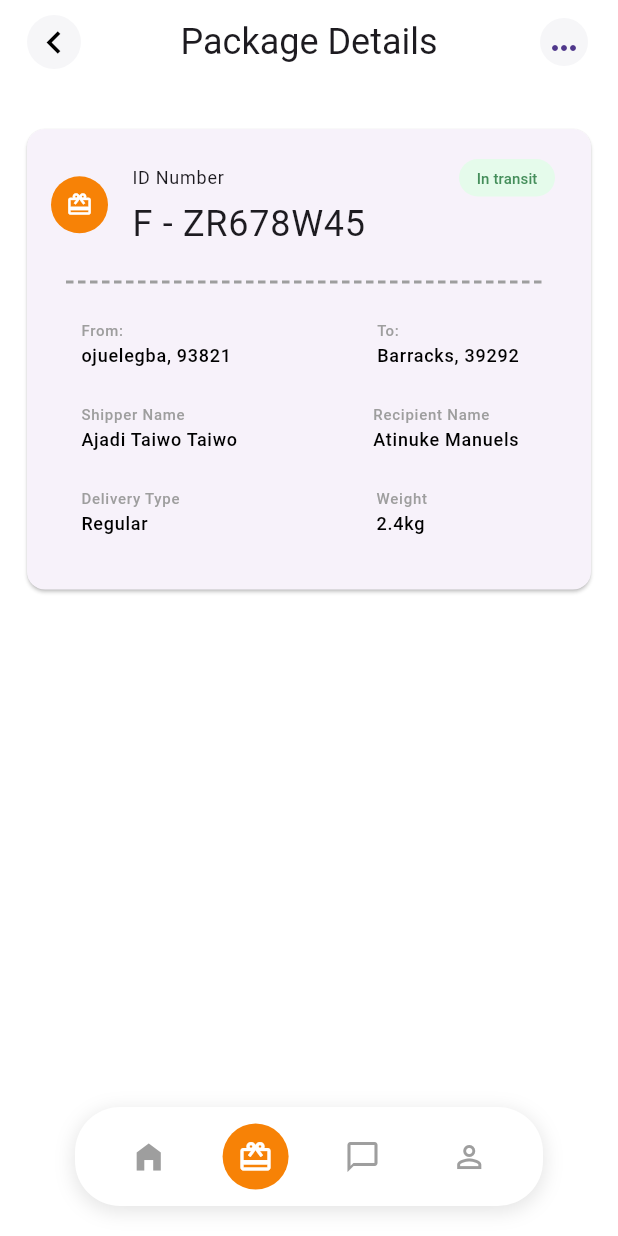
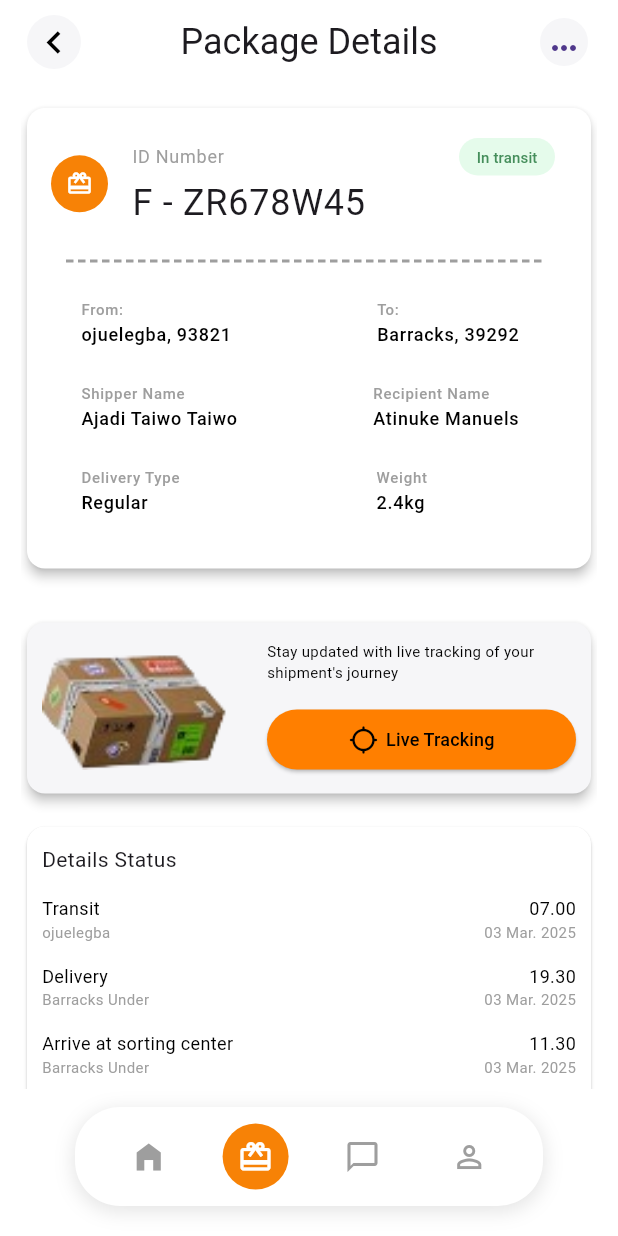
Before and after one commit to Atinuke-Manuels/Dev_Foundry2, a Flutter app: the screen it shows after launch, item 2 of the bottom bar chosen, on a phone screen of 412 x 824 dp. Run offline on Flutter 3.47's test engine with Material 3 defaults, Android fonts, the phone set to English and light mode, and no system bars.

Commit message:
feat: complete package details screen.

```diff
--- a/lib/constants/strings.dart
+++ b/lib/constants/strings.dart
@@ -37,6 +37,16 @@ class AppStrings {
         'deliveryType': 'Delivery Type',
         'weight': 'Weight',
         'regular': 'Regular',
+        'stayUpdatedText': 'Stay updated with live tracking of your shipment\'s journey',
+        'liveTrackingBtnText': 'Live Tracking',
+        'detailsStatus': 'Details Status',
+        'transit': 'Transit',
+        'delivery': 'Delivery',
+        'arriveAtSortingCenter': 'Arrive at sorting center',
+        'barracksUnder': 'Barracks Under',
+        'requestPickUp': 'Request pick-up',
+        'deliveryStatusDate': '03 Mar. 2025',
+
 
       },
 
@@ -71,7 +81,18 @@ class AppStrings {
         "recipientName": "Nombre del destinatario",
         "deliveryType": "Tipo de entrega",
         "weight": "Peso",
-        "regular": "Regular"
+        "regular": "Regular",
+        'stayUpdatedText': 'Mantente actualizado con el seguimiento en vivo del recorrido de tu envío',
+        'liveTrackingBtnText': 'Seguimiento en vivo',
+        'detailsStatus': 'Estado de los detalles',
+        'transit': 'Tránsito',
+        'delivery': 'Entrega',
+        'arriveAtSortingCenter': 'Llegada al centro de clasificación',
+        'barracksUnder': 'Cuarteles bajo',
+        'requestPickUp': 'Solicitar recogida',
+        'deliveryStatusDate': '03 Mar. 2025',
+
+
 
 
 
@@ -108,7 +129,18 @@ class AppStrings {
         "recipientName": "Nom du destinataire",
         "deliveryType": "Type de livraison",
         "weight": "Poids",
-        "regular": "Régulier"
+        "regular": "Régulier",
+        'stayUpdatedText': 'Restez informé grâce au suivi en direct du parcours de votre envoi',
+        'liveTrackingBtnText': 'Suivi en direct',
+        'detailsStatus': 'Statut des détails',
+        'transit': 'Transit',
+        'delivery': 'Livraison',
+        'arriveAtSortingCenter': 'Arrivée au centre de tri',
+        'barracksUnder': 'Caserne sous',
+        'requestPickUp': 'Demander un ramassage',
+        'deliveryStatusDate': '03 Mar. 2025',
+
+
 
 
 
@@ -151,6 +183,15 @@ class AppStrings {
   String get deliveryType=> _localizedStrings['deliveryType']!;
   String get weight=> _localizedStrings['weight']!;
   String get regular=> _localizedStrings['regular']!;
+  String get stayUpdatedText=> _localizedStrings['stayUpdatedText']!;
+  String get liveTrackingBtnText=> _localizedStrings['liveTrackingBtnText']!;
+  String get detailsStatus=> _localizedStrings['detailsStatus']!;
+  String get transit=> _localizedStrings['transit']!;
+  String get delivery=> _localizedStrings['delivery']!;
+  String get arriveAtSortingCenter=> _localizedStrings['arriveAtSortingCenter']!;
+  String get barracksUnder=> _localizedStrings['barracksUnder']!;
+  String get requestPickUp=> _localizedStrings['requestPickUp']!;
+  String get deliveryStatusDate=> _localizedStrings['deliveryStatusDate']!;
 
 
   static AppStrings of(BuildContext context) {
--- a/lib/ui_components/screens/bottom_nav.dart
+++ b/lib/ui_components/screens/bottom_nav.dart
@@ -32,10 +32,12 @@ class _BottomNavScreenState extends State<BottomNavScreen> {
 
   @override
   Widget build(BuildContext context) {
+    final screenHeight = MediaQuery.of(context).size.height;
+
     return Scaffold(
       body: _screens[_selectedIndex],
       bottomNavigationBar: Container(
-        height: MediaQuery.of(context).size.height*0.08,
+        height: screenHeight > 500 ? screenHeight*0.08 : screenHeight*0.18,
         margin: EdgeInsets.only(left: 50, right: 50, bottom: 20),
         decoration: BoxDecoration(
           color: Colors.white,
--- a/lib/ui_components/screens/home_screen.dart
+++ b/lib/ui_components/screens/home_screen.dart
@@ -23,7 +23,7 @@ class HomeScreen extends StatelessWidget {
         padding: const EdgeInsets.symmetric(horizontal: 14, vertical: 12),
         child: ListView(
           children: [
-            SizedBox(height: spacing),
+            // SizedBox(height: spacing),
             BalanceCard(),
             SizedBox(height: bigSpacing),
             CurrentTrackingWidget(),
--- a/lib/ui_components/screens/package_details_screen.dart
+++ b/lib/ui_components/screens/package_details_screen.dart
@@ -1,5 +1,7 @@
 import 'package:dev_foundry_task/constants/constants.dart';
 import 'package:dev_foundry_task/ui_components/widgets/package_detaila_widgets/package_details_app_bar.dart';
+import 'package:dev_foundry_task/ui_components/widgets/package_detaila_widgets/package_details_screen_bottom_card.dart';
+import 'package:dev_foundry_task/ui_components/widgets/package_detaila_widgets/package_details_screen_middle_card.dart';
 import 'package:flutter/material.dart';
 
 import '../../constants/strings.dart';
@@ -18,8 +20,12 @@ class PackageDetailsScreen extends StatelessWidget {
         padding: const EdgeInsets.symmetric(horizontal: 14, vertical: 12),
         child: ListView(
           children: [
-            SizedBox(height: spacing),
+            // SizedBox(height: spacing),
             PackageDetailsTopCard(),
+            SizedBox(height: bigSpacing,),
+            PackageDetailsScreenMiddleCard(),
+            SizedBox(height: spacing,),
+            PackageDetailsScreenBottomCard()
           ],
         ),
       ),
--- /dev/null
+++ b/lib/ui_components/widgets/package_detaila_widgets/package_details_screen_bottom_card.dart
@@ -0,0 +1,160 @@
+import 'package:dev_foundry_task/constants/constants.dart';
+import 'package:dev_foundry_task/constants/strings.dart';
+import 'package:flutter/material.dart';
+
+class PackageDetailsScreenBottomCard extends StatelessWidget {
+  const PackageDetailsScreenBottomCard({super.key});
+
+  @override
+  Widget build(BuildContext context) {
+    final strings = AppStrings();
+
+    return Card(
+      color: scaffoldBackgroundColor,
+      child: Padding(
+            padding: const EdgeInsets.symmetric(horizontal: 10, vertical: 12),
+            child: Column(
+      crossAxisAlignment: CrossAxisAlignment.start,
+      children: [
+        Text(
+          strings.detailsStatus,
+          style: TextStyle(fontSize: mediumFontSize),
+          overflow: TextOverflow.ellipsis,
+        ),
+        SizedBox(
+          height: spacing,
+        ),
+        Column(
+          crossAxisAlignment: CrossAxisAlignment.start,
+          children: [
+            Row(
+              mainAxisAlignment: MainAxisAlignment.spaceBetween,
+              children: [
+                Text(
+                  strings.transit,
+                  style:
+                  TextStyle(fontSize: smallFontSize, color: colorBlack),
+                ),
+                Text(
+                  '07.00',
+                  style:
+                  TextStyle(fontSize: smallFontSize, color: colorBlack),
+                ),
+              ],
+            ),
+            Row(
+              mainAxisAlignment: MainAxisAlignment.spaceBetween,
+              children: [
+                Text(
+                  strings.locationText,
+                  style:
+                  TextStyle(fontSize: tinyFontSize, color: colorGrey),
+                ),
+                Text(
+                  strings.deliveryStatusDate,
+                  style:
+                  TextStyle(fontSize: tinyFontSize, color: colorGrey),
+                ),
+              ],
+            ),
+            SizedBox(height: spacing,),
+            Row(
+              mainAxisAlignment: MainAxisAlignment.spaceBetween,
+              children: [
+                Text(
+                  strings.delivery,
+                  style:
+                  TextStyle(fontSize: smallFontSize, color: colorBlack),
+                ),
+                Text(
+                  '19.30',
+                  style:
+                  TextStyle(fontSize: smallFontSize, color: colorBlack),
+                ),
+              ],
+            ),
+            Row(
+              mainAxisAlignment: MainAxisAlignment.spaceBetween,
+              children: [
+                Text(
+                  strings.barracksUnder,
+                  style:
+                  TextStyle(fontSize: tinyFontSize, color: colorGrey),
+                ),
+                Text(
+                  strings.deliveryStatusDate,
+                  style:
+                  TextStyle(fontSize: tinyFontSize, color: colorGrey),
+                ),
+              ],
+            ),
+            SizedBox(height: spacing,),
+            Row(
+              mainAxisAlignment: MainAxisAlignment.spaceBetween,
+              children: [
+                Text(
+                  strings.arriveAtSortingCenter,
+                  style:
+                  TextStyle(fontSize: smallFontSize, color: colorBlack),
+                ),
+                Text(
+                  '11.30',
+                  style:
+                  TextStyle(fontSize: smallFontSize, color: colorBlack),
+                ),
+              ],
+            ),
+            Row(
+              mainAxisAlignment: MainAxisAlignment.spaceBetween,
+              children: [
+                Text(
+                  strings.barracksUnder,
+                  style:
+                  TextStyle(fontSize: tinyFontSize, color: colorGrey),
+                ),
+                Text(
+                  strings.deliveryStatusDate,
+                  style:
+                  TextStyle(fontSize: tinyFontSize, color: colorGrey),
+                ),
+              ],
+            ),
+            SizedBox(height: spacing,),
+            Row(
+              mainAxisAlignment: MainAxisAlignment.spaceBetween,
+              children: [
+                Text(
+                  strings.requestPickUp,
+                  style:
+                  TextStyle(fontSize: smallFontSize, color: colorBlack),
+                ),
+                Text(
+                  '09.00',
+                  style:
+                  TextStyle(fontSize: smallFontSize, color: colorBlack),
+                ),
+              ],
+            ),
+            Row(
+              mainAxisAlignment: MainAxisAlignment.spaceBetween,
+              children: [
+                Text(
+                  strings.barracksUnder,
+                  style:
+                  TextStyle(fontSize: tinyFontSize, color: colorGrey),
+                ),
+                Text(
+                  strings.deliveryStatusDate,
+                  style:
+                  TextStyle(fontSize: tinyFontSize, color: colorGrey),
+                ),
+              ],
+            ),
+          ],
+        )
+      ],
+            ),
+          ),
+    );
+  }
+}
--- /dev/null
+++ b/lib/ui_components/widgets/package_detaila_widgets/package_details_screen_middle_card.dart
@@ -0,0 +1,80 @@
+import 'package:dev_foundry_task/constants/constants.dart';
+import 'package:dev_foundry_task/constants/strings.dart';
+import 'package:flutter/material.dart';
+
+class PackageDetailsScreenMiddleCard extends StatelessWidget {
+  const PackageDetailsScreenMiddleCard({super.key});
+
+  @override
+  Widget build(BuildContext context) {
+    final strings = AppStrings();
+    final screenWidth = MediaQuery.of(context).size.width;
+    final screenHeight = MediaQuery.of(context).size.height;
+
+    return Card(
+      color: lowerCardColor,
+      elevation: 3,
+      child: Padding(
+        padding:
+            const EdgeInsets.only(left: 10, right: 10, top: 12, bottom: 12),
+        child: Row(
+          mainAxisAlignment: MainAxisAlignment.spaceBetween,
+          children: [
+            SizedBox(
+                width:
+                    screenWidth > 640 ? screenWidth * 0.35 : screenWidth * 0.3,
+                child: Image.asset(
+                  'assets/parcel.png',
+                  scale: 0.4,
+                )),
+            SizedBox(
+              width: screenWidth * 0.50,
+              child: Column(
+                crossAxisAlignment: CrossAxisAlignment.start,
+                children: [
+                  Text(
+                    strings.stayUpdatedText,
+                    style: TextStyle(color: colorBlack, fontSize: tinyFontSize),
+                    maxLines: 2,
+                    overflow: TextOverflow.ellipsis,
+                  ),
+                  SizedBox(
+                    height: spacing,
+                  ),
+                  ElevatedButton(
+                      style: ButtonStyle(
+                        backgroundColor: WidgetStateProperty.all<Color>(
+                            liveTrackingBtnColor),
+                      ),
+                      onPressed: () {},
+                      child: Padding(
+                        padding: const EdgeInsets.symmetric(
+                            vertical: 10, horizontal: 14),
+                        child: Row(
+                          spacing: 5,
+                          mainAxisAlignment: MainAxisAlignment.center,
+                          children: [
+                            Icon(
+                              Icons.location_searching_rounded,
+                              color: colorBlack,
+                              size: 20,
+                            ),
+                            Text(
+                              strings.liveTrackingBtnText,
+                              style: TextStyle(
+                                  overflow: TextOverflow.ellipsis,
+                                  color: colorBlack,
+                                  fontSize: smallFontSize),
+                            )
+                          ],
+                        ),
+                      ))
+                ],
+              ),
+            )
+          ],
+        ),
+      ),
+    );
+  }
+}
--- a/lib/ui_components/widgets/package_detaila_widgets/package_details_top_card.dart
+++ b/lib/ui_components/widgets/package_detaila_widgets/package_details_top_card.dart
@@ -16,6 +16,8 @@ class PackageDetailsTopCard extends StatelessWidget {
     final strings = AppStrings();
 
     return Card(
+      color: scaffoldBackgroundColor,
+      elevation: 3,
       child: Padding(
         padding: const EdgeInsets.symmetric(horizontal: 0, vertical: 12),
         child: Column(
@@ -30,7 +32,7 @@ class PackageDetailsTopCard extends StatelessWidget {
                     children: [
                       Text(
                         strings.idNumberText,
-                        style: TextStyle(fontSize: smallFontSize),
+                        style: TextStyle(fontSize: smallFontSize, color: colorGrey),
                         overflow: TextOverflow.ellipsis,
                       ),
                       SmallBtnWithIcon(
```
